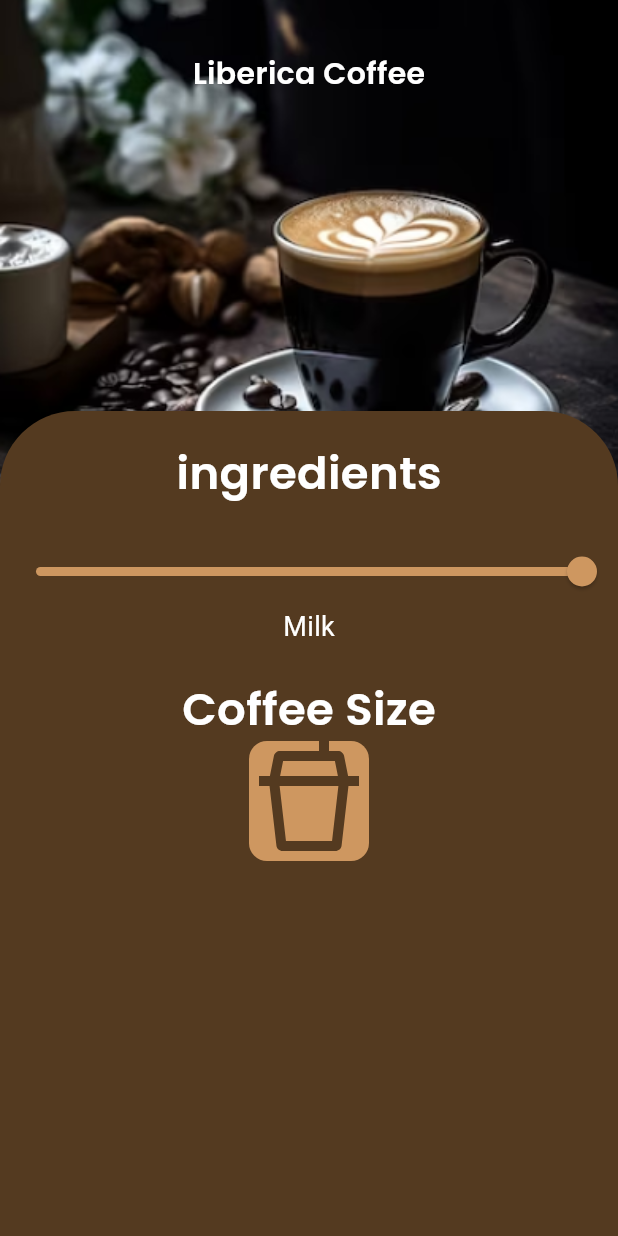
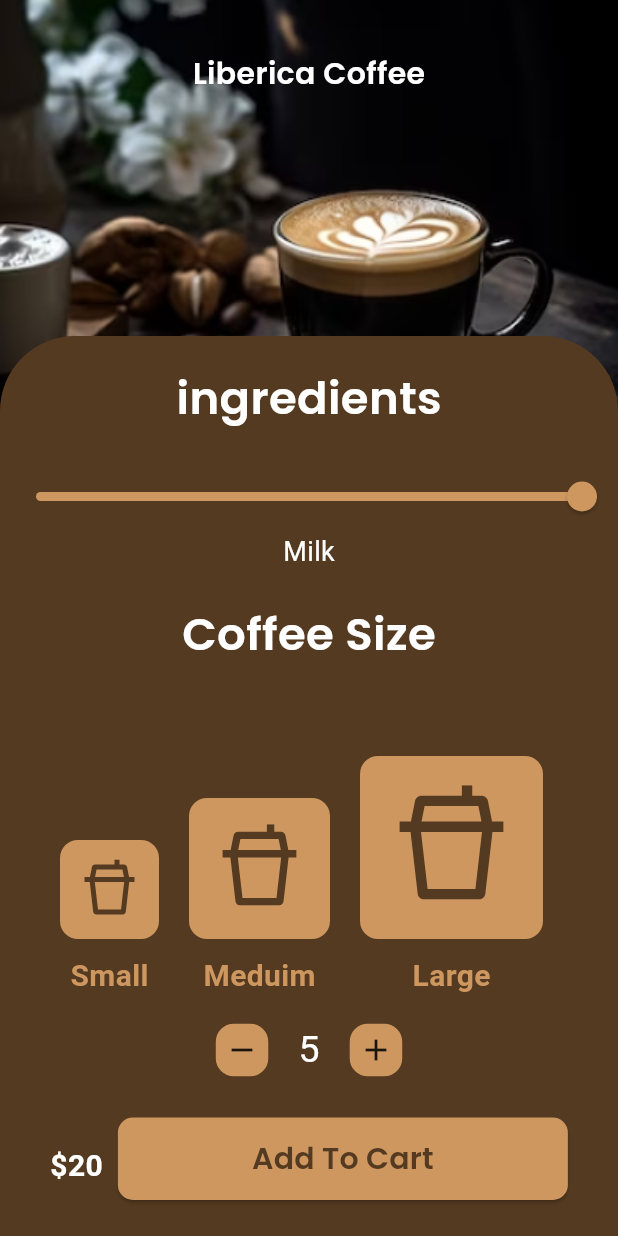
Before and after one commit to ahmdZhran/coffe_shop, a Flutter app: the CustomizationOrderView screen opened directly, on a phone screen of 412 x 824 dp. Run offline on Flutter 3.47's test engine with Material 3 defaults, Android fonts, the phone set to English and light mode, and no system bars; our stand-ins replace flutter_svg, smooth_page_indicator; missing offline and left inert: molten_navigationbar_flutter.

Commit message:
customization view done

```diff
--- a/lib/core/utils/app_strings.dart
+++ b/lib/core/utils/app_strings.dart
@@ -43,7 +43,7 @@ abstract class AppStrings {
       small = "Small",
       medium = "Medium",
       large = "Large",
-      addToCart = "AddToCart",
+      addToCart = "Add To Cart",
       cart = "Cart",
       myOrder = "My Order",
       apply = "Apply",
@@ -64,5 +64,5 @@ abstract class AppStrings {
       cvv = "CVV",
 
       //font family name
-    poppinsFamily = 'Poppins';
+      poppinsFamily = 'Poppins';
 }
--- a/lib/features/customiztion_order/presentation/widgets/body_of_customization_widget.dart
+++ b/lib/features/customiztion_order/presentation/widgets/body_of_customization_widget.dart
@@ -1,8 +1,9 @@
 import 'package:coffe_shop_app/core/utils/app_strings.dart';
+import 'package:coffe_shop_app/core/widgets/custom_button.dart';
 import 'package:flutter/material.dart';
-import 'package:flutter_svg/flutter_svg.dart';
-
 import '../../../../core/utils/app_colors.dart';
+import 'count_of_cub_widget.dart';
+import 'size_of_cub_widget.dart';
 
 class BodyOfCustomizationWidget extends StatelessWidget {
   const BodyOfCustomizationWidget({
@@ -12,7 +13,7 @@ class BodyOfCustomizationWidget extends StatelessWidget {
   @override
   Widget build(BuildContext context) {
     return Container(
-      height: 550,
+      height: 600,
       decoration: const BoxDecoration(
         color: AppColors.backgroundColor,
         borderRadius: BorderRadius.only(
@@ -52,18 +53,67 @@ class BodyOfCustomizationWidget extends StatelessWidget {
               fontWeight: FontWeight.bold,
             ),
           ),
-          Container(
-            height: 80,
-            width: 80,
-            decoration: BoxDecoration(
-              color: AppColors.primaryColor,
-              borderRadius: BorderRadius.circular(12),
-            ),
-            child: SvgPicture.asset(
-              'assets/images/drinks-line.svg',
-              fit: BoxFit.contain,
+          const SizedBox(height: 60),
+          const Padding(
+            padding: EdgeInsets.symmetric(horizontal: 40),
+            child: Row(
+              crossAxisAlignment: CrossAxisAlignment.end,
+              children: [
+                SizeOfCubWidget(
+                  heightOfContaner: 66,
+                  widthOfContainer: 66,
+                  heightOfCub: 40,
+                  widthOfCub: 40,
+                  text: 'Small',
+                ),
+                SizedBox(width: 20),
+                SizeOfCubWidget(
+                  heightOfContaner: 94,
+                  widthOfContainer: 94,
+                  heightOfCub: 59,
+                  widthOfCub: 59,
+                  text: 'Meduim',
+                ),
+                SizedBox(width: 20),
+                SizeOfCubWidget(
+                  heightOfContaner: 122,
+                  widthOfContainer: 122,
+                  heightOfCub: 83,
+                  widthOfCub: 83,
+                  text: 'Large',
+                ),
+              ],
             ),
           ),
+          const CountOfCubWidget(),
+          const SizedBox(height: 10),
+          Padding(
+            padding: const EdgeInsets.symmetric(horizontal: 20),
+            child: Row(
+              mainAxisAlignment: MainAxisAlignment.center,
+              children: [
+                const Text(
+                  '\$20',
+                  style: TextStyle(
+                    color: Colors.white,
+                    fontSize: 20,
+                    fontWeight: FontWeight.bold,
+                  ),
+                ),
+                const SizedBox(width: 10),
+                Padding(
+                  padding: const EdgeInsets.only(bottom: 10),
+                  child: CustomElevatedButton(
+                    height: 55,
+                    width: 300,
+                    onPressed: () {},
+                    text: AppStrings.addToCart,
+                    fontColor: AppColors.backgroundColor,
+                  ),
+                )
+              ],
+            ),
+          )
         ],
       ),
     );
--- /dev/null
+++ b/lib/features/customiztion_order/presentation/widgets/count_of_cub_widget.dart
@@ -0,0 +1,42 @@
+import 'package:flutter/material.dart';
+
+import '../../../../core/utils/app_colors.dart';
+
+class CountOfCubWidget extends StatelessWidget {
+  const CountOfCubWidget({
+    super.key,
+  });
+
+  @override
+  Widget build(BuildContext context) {
+    return Row(
+      mainAxisAlignment: MainAxisAlignment.center,
+      children: [
+        const SizedBox(height: 70),
+        Container(
+          height: 35,
+          width: 35,
+          decoration: BoxDecoration(
+              borderRadius: BorderRadius.circular(12),
+              color: AppColors.primaryColor),
+          child: const Icon(Icons.remove),
+        ),
+        const Padding(
+          padding: EdgeInsets.symmetric(horizontal: 20),
+          child: Text(
+            '5',
+            style: TextStyle(color: Colors.white, fontSize: 25),
+          ),
+        ),
+        Container(
+          height: 35,
+          width: 35,
+          decoration: BoxDecoration(
+              borderRadius: BorderRadius.circular(12),
+              color: AppColors.primaryColor),
+          child: const Icon(Icons.add),
+        ),
+      ],
+    );
+  }
+}
--- /dev/null
+++ b/lib/features/customiztion_order/presentation/widgets/size_of_cub_widget.dart
@@ -0,0 +1,52 @@
+import 'package:flutter/material.dart';
+import 'package:flutter_svg/svg.dart';
+import '../../../../core/utils/app_colors.dart';
+
+class SizeOfCubWidget extends StatelessWidget {
+  const SizeOfCubWidget({
+    super.key,
+    this.heightOfContaner,
+    this.widthOfContainer,
+    this.heightOfCub,
+    this.widthOfCub, this.text,
+  });
+  final double? heightOfContaner;
+  final double? widthOfContainer;
+  final double? heightOfCub;
+  final double? widthOfCub;
+  final String? text;
+  @override
+  Widget build(BuildContext context) {
+    return Column(
+      children: [
+        Container(
+          height: heightOfContaner,
+          width: widthOfContainer,
+          decoration: BoxDecoration(
+            color: AppColors.primaryColor,
+            borderRadius: BorderRadius.circular(12),
+          ),
+          child: Column(
+            mainAxisAlignment: MainAxisAlignment.center,
+            children: [
+              SvgPicture.asset(
+                'assets/images/drinks-line.svg',
+                fit: BoxFit.contain,
+                height: heightOfCub,
+                width: heightOfCub,
+              ),
+            ],
+          ),
+        ),
+        const SizedBox(height: 10),
+         Text(
+          text.toString(),
+          style: TextStyle(
+              color: AppColors.primaryColor,
+              fontSize: 20,
+              fontWeight: FontWeight.bold),
+        )
+      ],
+    );
+  }
+}
```
